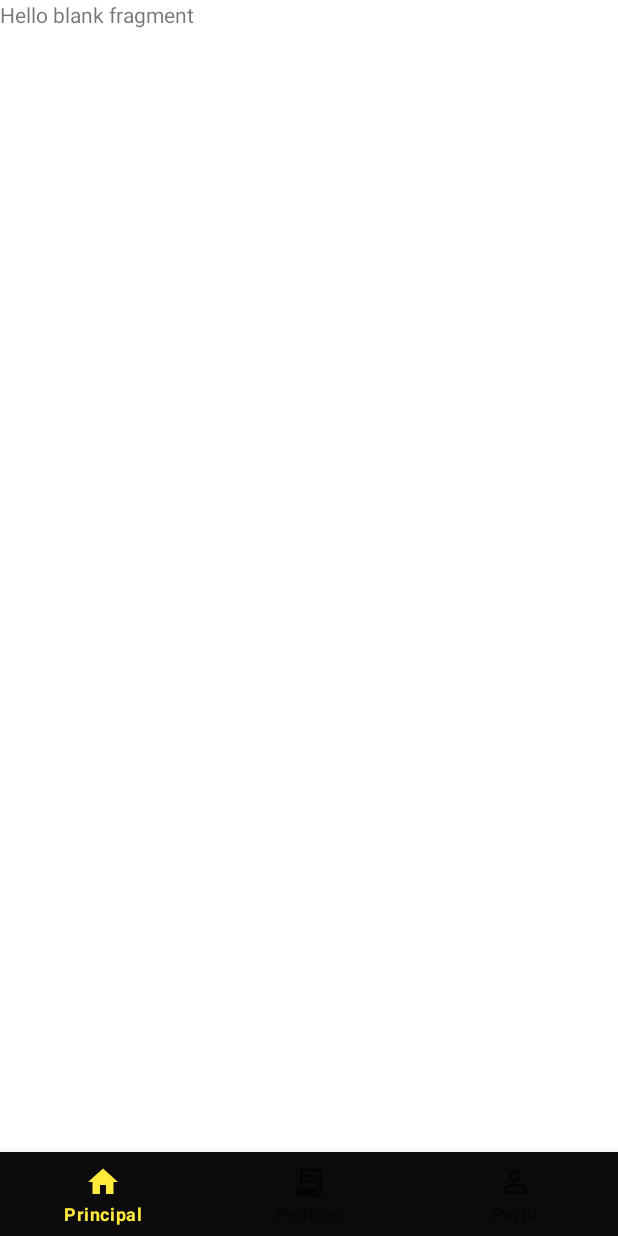
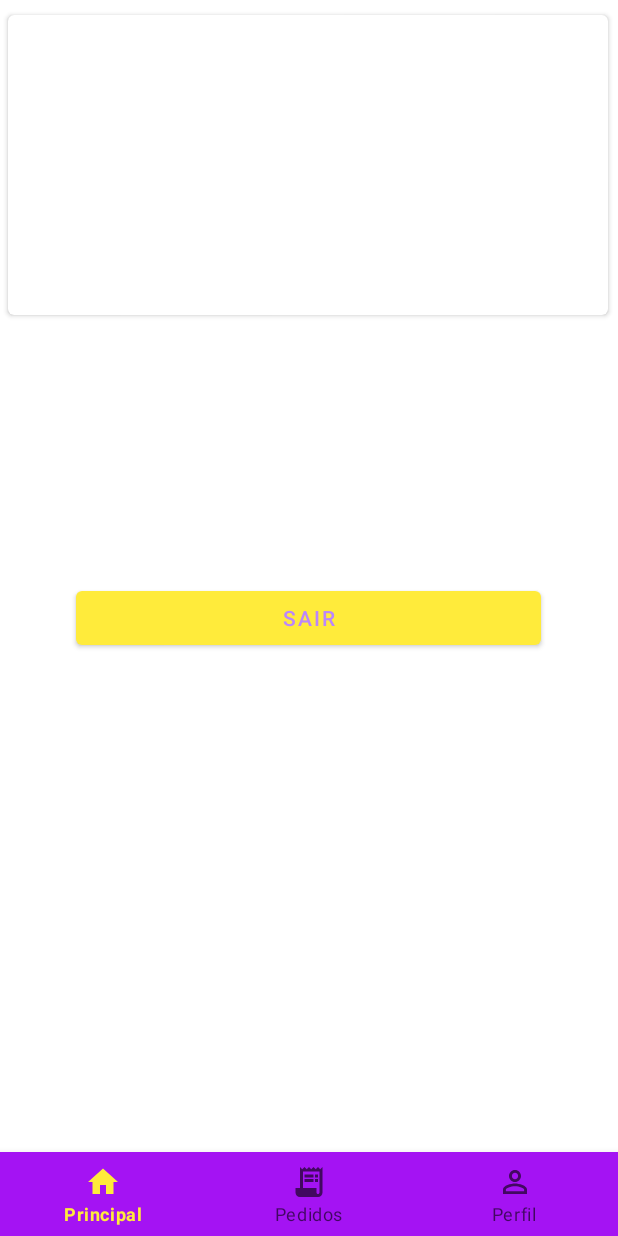
Before and after one commit to DavydeSouza/DEJTCC, an Android app: the fragment ProfileFragments placed in its activity, on a phone screen of 412 x 824 dp. Run offline under Robolectric (Android 15) with nearby library versions, the phone set to English and light mode, and no system bars; our stand-ins replace Firebase (no records; nobody signed in at launch, a user with empty details on screens opened directly).

Commit message:
3- commit ajustes

```diff
--- a/app/build.gradle
+++ b/app/build.gradle
@@ -56,4 +56,7 @@ dependencies {
 
     // Jetpack Compose Integration
     implementation "androidx.navigation:navigation-compose:$nav_version"
+
+    //Card View
+    implementation "androidx.cardview:cardview:1.0.0"
 }
--- a/app/src/main/java/com/example/dejtcc/Fragments/HomeFragment.java
+++ b/app/src/main/java/com/example/dejtcc/Fragments/HomeFragment.java
@@ -10,51 +10,11 @@ import android.view.ViewGroup;
 
 import com.example.dejtcc.R;
 
-/**
- * A simple {@link Fragment} subclass.
- * Use the {@link HomeFragment#newInstance} factory method to
- * create an instance of this fragment.
- */
 public class HomeFragment extends Fragment {
-
-    // TODO: Rename parameter arguments, choose names that match
-    // the fragment initialization parameters, e.g. ARG_ITEM_NUMBER
-    private static final String ARG_PARAM1 = "param1";
-    private static final String ARG_PARAM2 = "param2";
-
-    // TODO: Rename and change types of parameters
-    private String mParam1;
-    private String mParam2;
-
-    public HomeFragment() {
-        // Required empty public constructor
-    }
-
-    /**
-     * Use this factory method to create a new instance of
-     * this fragment using the provided parameters.
-     *
-     * @param param1 Parameter 1.
-     * @param param2 Parameter 2.
-     * @return A new instance of fragment HomeFragment.
-     */
-    // TODO: Rename and change types and number of parameters
-    public static HomeFragment newInstance(String param1, String param2) {
-        HomeFragment fragment = new HomeFragment();
-        Bundle args = new Bundle();
-        args.putString(ARG_PARAM1, param1);
-        args.putString(ARG_PARAM2, param2);
-        fragment.setArguments(args);
-        return fragment;
-    }
 
     @Override
     public void onCreate(Bundle savedInstanceState) {
         super.onCreate(savedInstanceState);
-        if (getArguments() != null) {
-            mParam1 = getArguments().getString(ARG_PARAM1);
-            mParam2 = getArguments().getString(ARG_PARAM2);
-        }
     }
 
     @Override
--- a/app/src/main/java/com/example/dejtcc/Fragments/ProfileFragments.java
+++ b/app/src/main/java/com/example/dejtcc/Fragments/ProfileFragments.java
@@ -1,5 +1,6 @@
 package com.example.dejtcc.Fragments;
 
+import android.content.Intent;
 import android.os.Bundle;
 
 import androidx.fragment.app.Fragment;
@@ -7,60 +8,47 @@ import androidx.fragment.app.Fragment;
 import android.view.LayoutInflater;
 import android.view.View;
 import android.view.ViewGroup;
+import android.widget.Button;
+import android.widget.Toast;
 
+import com.example.dejtcc.Activity.Login;
 import com.example.dejtcc.R;
+import com.google.firebase.auth.FirebaseAuth;
 
-/**
- * A simple {@link Fragment} subclass.
- * Use the {@link ProfileFragments#newInstance} factory method to
- * create an instance of this fragment.
- */
+
 public class ProfileFragments extends Fragment {
 
-    // TODO: Rename parameter arguments, choose names that match
-    // the fragment initialization parameters, e.g. ARG_ITEM_NUMBER
-    private static final String ARG_PARAM1 = "param1";
-    private static final String ARG_PARAM2 = "param2";
+    Button btSair;
+    View view;
+    private FirebaseAuth mAuth;
 
-    // TODO: Rename and change types of parameters
-    private String mParam1;
-    private String mParam2;
-
-    public ProfileFragments() {
-        // Required empty public constructor
-    }
-
-    /**
-     * Use this factory method to create a new instance of
-     * this fragment using the provided parameters.
-     *
-     * @param param1 Parameter 1.
-     * @param param2 Parameter 2.
-     * @return A new instance of fragment ProfileFragments.
-     */
-    // TODO: Rename and change types and number of parameters
-    public static ProfileFragments newInstance(String param1, String param2) {
-        ProfileFragments fragment = new ProfileFragments();
-        Bundle args = new Bundle();
-        args.putString(ARG_PARAM1, param1);
-        args.putString(ARG_PARAM2, param2);
-        fragment.setArguments(args);
-        return fragment;
-    }
-
-    @Override
+   @Override
     public void onCreate(Bundle savedInstanceState) {
         super.onCreate(savedInstanceState);
-        if (getArguments() != null) {
-            mParam1 = getArguments().getString(ARG_PARAM1);
-            mParam2 = getArguments().getString(ARG_PARAM2);
-        }
+
     }
 
     @Override
     public View onCreateView(LayoutInflater inflater, ViewGroup container,
                              Bundle savedInstanceState) {
+       IniciarComponents();
         // Inflate the layout for this fragment
-        return inflater.inflate(R.layout.fragment_profile_fragments, container, false);
+        view = inflater.inflate(R.layout.fragment_profile_fragments, container, false);
+        btSair  = (Button) view.findViewById(R.id.btSair);
+        btSair.setOnClickListener(new View.OnClickListener() {
+            @Override
+            public void onClick(View view) {
+                mAuth.signOut();
+                Intent i = new Intent(getActivity(), Login.class);
+                Toast.makeText(getContext(), "Obrigado por usar o Sistema", Toast.LENGTH_SHORT).show();
+                startActivity(i);
+
+            }
+        });
+
+        return view;
+    }
+    private void IniciarComponents(){
+        mAuth = FirebaseAuth.getInstance();
     }
 }
--- a/app/src/main/res/drawable/background.xml
+++ b/app/src/main/res/drawable/background.xml
@@ -1,7 +1,7 @@
 <?xml version="1.0" encoding="utf-8"?>
 <shape xmlns:android="http://schemas.android.com/apk/res/android">
     <gradient
-        android:startColor="#FFEB3B"
+        android:startColor="#39074E"
         android:endColor="#A413F3"
         android:angle="90"
         >
--- a/app/src/main/res/layout/activity_cadastro.xml
+++ b/app/src/main/res/layout/activity_cadastro.xml
@@ -98,8 +98,8 @@
 
     <Button
         android:id="@+id/btResgistrar"
-        android:layout_width="388dp"
-        android:layout_height="40dp"
+        android:layout_width="394dp"
+        android:layout_height="52dp"
         android:layout_marginStart="16dp"
         android:layout_marginTop="32dp"
         android:text="Registrar"
--- a/app/src/main/res/layout/activity_login.xml
+++ b/app/src/main/res/layout/activity_login.xml
@@ -72,7 +72,7 @@
         android:layout_width="match_parent"
         android:layout_height="wrap_content"
         android:id="@+id/loding_login"
-        android:indeterminateTint="#14FF00"
+        android:indeterminateTint="#FFD863"
         style="@style/Widget.AppCompat.ProgressBar.Horizontal"
         android:indeterminate="true"
         android:visibility="invisible"
--- a/app/src/main/res/layout/activity_main.xml
+++ b/app/src/main/res/layout/activity_main.xml
@@ -15,7 +15,7 @@
         android:id="@+id/bottom_navigation"
         android:layout_width="match_parent"
         android:layout_height="wrap_content"
-        android:background="#0C0A0A"
+        android:background="#A413F3"
         app:layout_constraintBottom_toBottomOf="parent"
         app:layout_constraintEnd_toEndOf="parent"
         app:layout_constraintStart_toStartOf="parent"
--- a/app/src/main/res/layout/fragment_profile_fragments.xml
+++ b/app/src/main/res/layout/fragment_profile_fragments.xml
@@ -3,12 +3,28 @@
     xmlns:tools="http://schemas.android.com/tools"
     android:layout_width="match_parent"
     android:layout_height="match_parent"
+    xmlns:card_view="http://schemas.android.com/apk/res-auto"
     tools:context=".Fragments.ProfileFragments">
 
-    <!-- TODO: Update blank fragment layout -->
-    <TextView
-        android:layout_width="match_parent"
-        android:layout_height="match_parent"
-        android:text="@string/hello_blank_fragment" />
+
+    <androidx.cardview.widget.CardView
+        android:id="@+id/card_view"
+        android:layout_width="400sp"
+        android:layout_marginLeft="5sp"
+        android:layout_marginRight="5sp"
+        android:layout_height="200sp"
+        android:layout_marginTop="10sp"
+        card_view:cardCornerRadius="4dp"
+        />
+
+    <Button
+        android:id="@+id/btSair"
+        android:layout_width="310dp"
+        android:layout_height="wrap_content"
+        android:layout_gravity="center"
+        android:text="Sair"
+        android:textColor="@color/purple_200"
+
+        />
 
 </FrameLayout>
--- a/app/src/main/res/values/themes.xml
+++ b/app/src/main/res/values/themes.xml
@@ -6,7 +6,7 @@
         <item name="colorPrimaryVariant">#A413F3</item>
         <item name="colorOnPrimary">@color/white</item>
         <!-- Secondary brand color. -->
-        <item name="colorSecondary">@color/teal_200</item>
+        <item name="colorSecondary">#FFD863</item>
         <item name="colorSecondaryVariant">@color/teal_700</item>
         <item name="colorOnSecondary">@color/black</item>
         <!-- Status bar color. -->
```
Also changed, not shown: app/src/main/java/com/example/dejtcc/Activity/Login.java (+10 -0 lines), app/src/main/res/layout/fragment_home.xml (+11 -4 lines).
